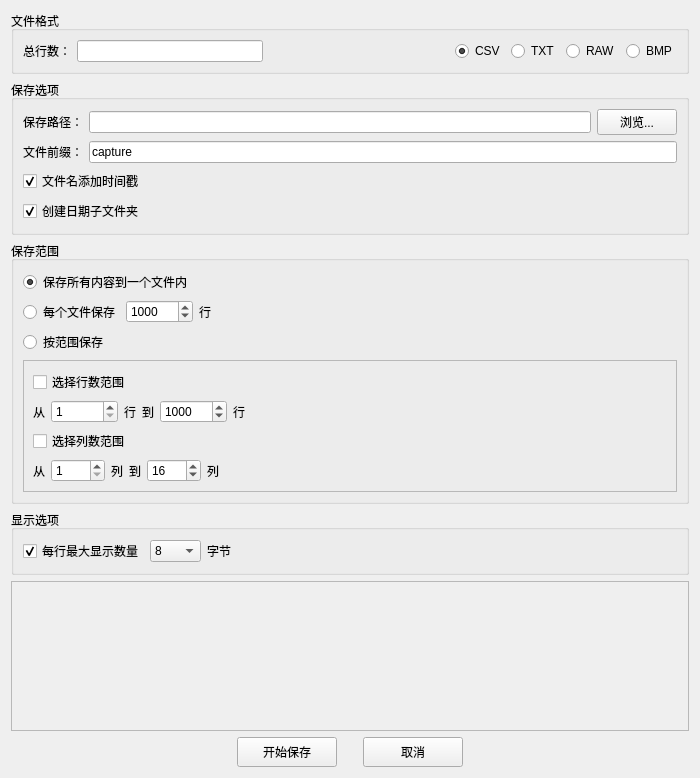
Above: resource/SaveFileBox.ui from gaolihu/CyFx3Kit before the change. Below: the same form after it.
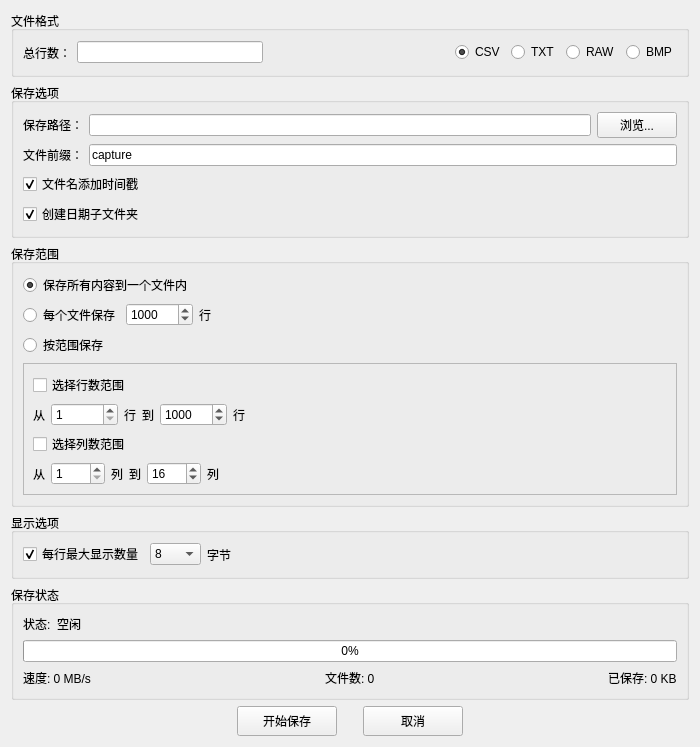
That is the form after the change.

Diff of the .ui file:
```diff
--- a/resource/SaveFileBox.ui
+++ b/resource/SaveFileBox.ui
@@ -7,7 +7,7 @@
     <x>0</x>
     <y>0</y>
     <width>700</width>
-    <height>650</height>
+    <height>747</height>
    </rect>
   </property>
   <property name="windowTitle">
@@ -457,19 +457,101 @@
     </widget>
    </item>
    <item>
-    <widget class="QFrame" name="fileSaveContainer">
-     <property name="minimumSize">
-      <size>
-       <width>0</width>
-       <height>150</height>
-      </size>
+    <widget class="QGroupBox" name="statusGroupBox">
+     <property name="title">
+      <string>保存状态</string>
      </property>
-     <property name="frameShape">
-      <enum>QFrame::StyledPanel</enum>
-     </property>
-     <property name="frameShadow">
-      <enum>QFrame::Raised</enum>
-     </property>
+     <layout class="QVBoxLayout" name="verticalLayout_status">
+      <item>
+       <layout class="QHBoxLayout" name="horizontalLayout_status">
+        <item>
+         <widget class="QLabel" name="statusTextLabel">
+          <property name="text">
+           <string>状态:</string>
+          </property>
+         </widget>
+        </item>
+        <item>
+         <widget class="QLabel" name="statusLabel">
+          <property name="text">
+           <string>空闲</string>
+          </property>
+         </widget>
+        </item>
+        <item>
+         <spacer name="horizontalSpacer_status">
+          <property name="orientation">
+           <enum>Qt::Horizontal</enum>
+          </property>
+          <property name="sizeHint" stdset="0">
+           <size>
+            <width>40</width>
+            <height>20</height>
+           </size>
+          </property>
+         </spacer>
+        </item>
+       </layout>
+      </item>
+      <item>
+       <widget class="QProgressBar" name="progressBar">
+        <property name="value">
+         <number>0</number>
+        </property>
+       </widget>
+      </item>
+      <item>
+       <layout class="QHBoxLayout" name="horizontalLayout_stats">
+        <item>
+         <widget class="QLabel" name="speedLabel">
+          <property name="text">
+           <string>速度: 0 MB/s</string>
+          </property>
+         </widget>
+        </item>
+        <item>
+         <spacer name="horizontalSpacer_stats1">
+          <property name="orientation">
+           <enum>Qt::Horizontal</enum>
+          </property>
+          <property name="sizeHint" stdset="0">
+           <size>
+            <width>40</width>
+            <height>20</height>
+           </size>
+          </property>
+         </spacer>
+        </item>
+        <item>
+         <widget class="QLabel" name="fileCountLabel">
+          <property name="text">
+           <string>文件数: 0</string>
+          </property>
+         </widget>
+        </item>
+        <item>
+         <spacer name="horizontalSpacer_stats2">
+          <property name="orientation">
+           <enum>Qt::Horizontal</enum>
+          </property>
+          <property name="sizeHint" stdset="0">
+           <size>
+            <width>40</width>
+            <height>20</height>
+           </size>
+          </property>
+         </spacer>
+        </item>
+        <item>
+         <widget class="QLabel" name="totalSizeLabel">
+          <property name="text">
+           <string>已保存: 0 KB</string>
+          </property>
+         </widget>
+        </item>
+       </layout>
+      </item>
+     </layout>
     </widget>
    </item>
    <item>
```
Left out of the diff: 4 changed lines with no effect on the pictures.
